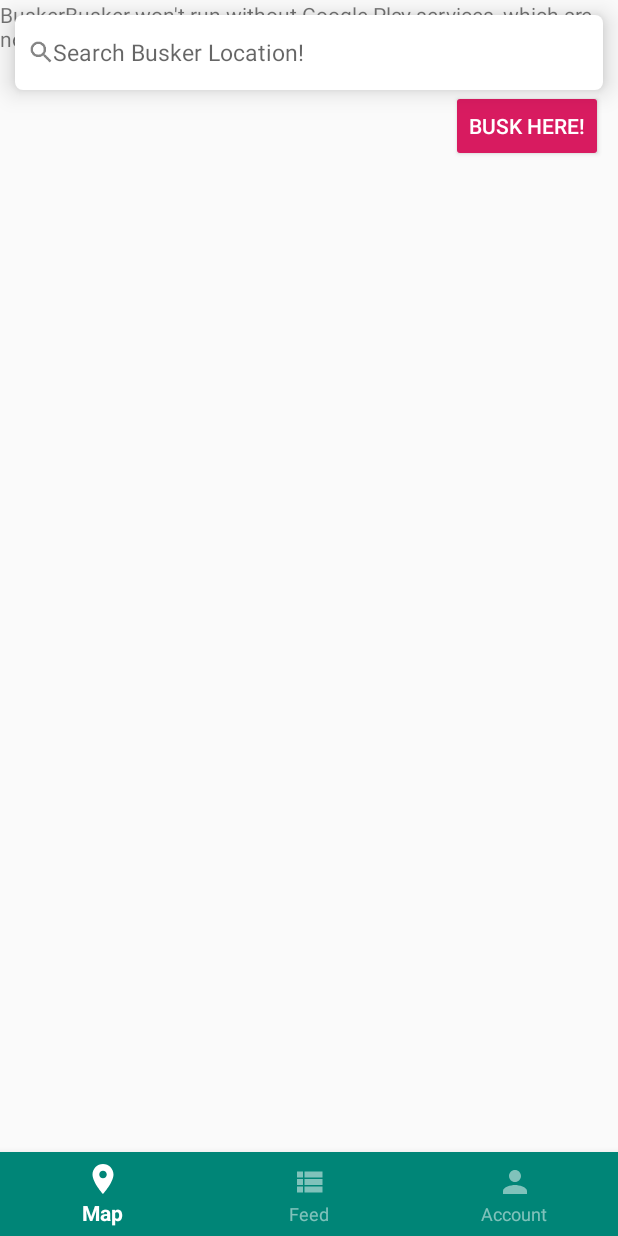
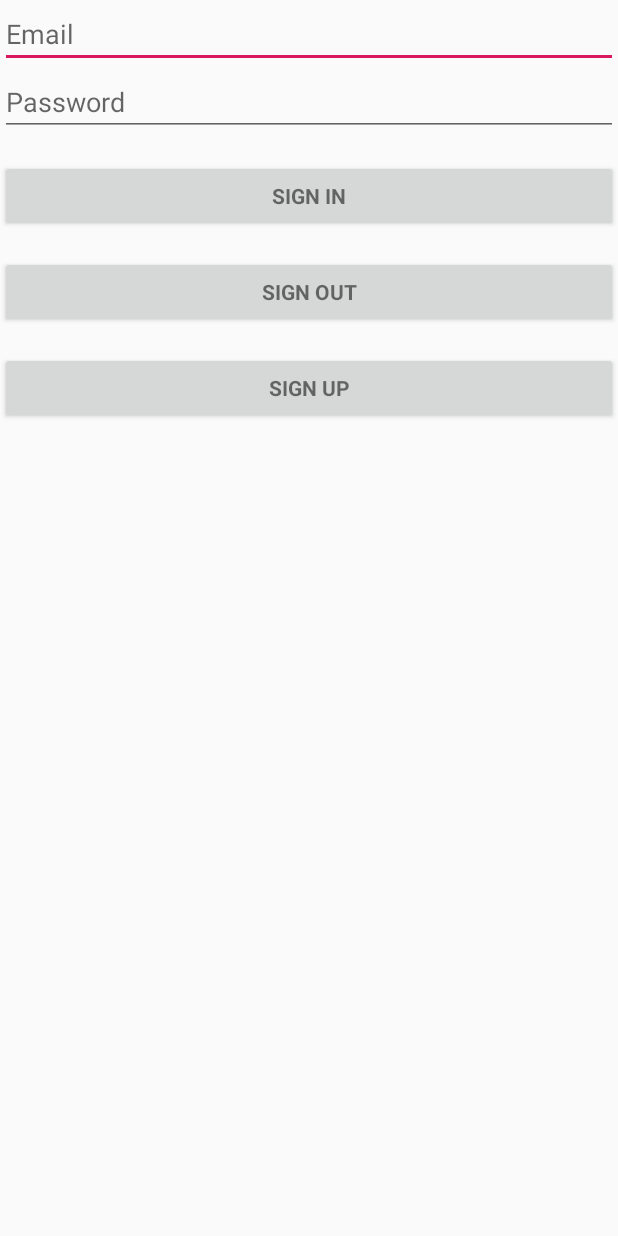
Before and after one commit to lychuang/mobile_team3, an Android app: the screen it shows after launch (MainActivity before the commit, LoginActivity after it), on a phone screen of 412 x 824 dp. Run offline under Robolectric (Android 15) with nearby library versions, the phone set to English and light mode, and no system bars; our stand-ins replace Firebase (no records; nobody signed in at launch, a user with empty details on screens opened directly).

Commit message:
basic authentication, login page, restyle later

```diff
--- a/app/build.gradle
+++ b/app/build.gradle
@@ -35,6 +35,7 @@ dependencies {
     implementation 'com.google.firebase:firebase-core:16.0.1'
     implementation 'com.google.firebase:firebase-database:16.0.4'
     //implementation 'com.google.firebase:firebase-database:16.0.1:15.0.0'
+    implementation 'com.google.firebase:firebase-auth:16.0.5'
 }
 
 apply plugin: 'com.google.gms.google-services'
--- /dev/null
+++ b/app/src/main/java/com/example/lachlanhuang/buskerbusker/LoginActivity.java
@@ -0,0 +1,125 @@
+package com.example.lachlanhuang.buskerbusker;
+
+import android.content.Intent;
+import android.support.annotation.NonNull;
+import android.support.v7.app.AppCompatActivity;
+import android.os.Bundle;
+import android.util.Log;
+import android.view.View;
+import android.widget.Button;
+import android.widget.EditText;
+import android.widget.Toast;
+
+import com.example.lachlanhuang.buskerbusker.database.User;
+import com.google.android.gms.tasks.Task;
+import com.google.firebase.auth.FirebaseAuth;
+import com.google.firebase.auth.FirebaseUser;
+
+import static android.R.id.message;
+
+public class LoginActivity extends AppCompatActivity {
+
+    private static final String TAG = "MainActivity";
+
+    private FirebaseAuth mAuth;
+    private FirebaseAuth.AuthStateListener mAuthListener;
+
+    // UI references.
+    private EditText mEmail, mPassword;
+    private Button btnSignIn,btnSignOut,btnSignUp;
+
+    private User user;
+
+    @Override
+    protected void onCreate(Bundle savedInstanceState) {
+        super.onCreate(savedInstanceState);
+        setContentView(R.layout.activity_login);
+        //declare buttons and edit texts in oncreate
+        mEmail = (EditText) findViewById(R.id.email);
+        mPassword = (EditText) findViewById(R.id.password);
+        btnSignIn = (Button) findViewById(R.id.email_sign_in_button);
+        btnSignOut = (Button) findViewById(R.id.email_sign_out_button);
+        btnSignUp = (Button) findViewById(R.id.add_item_screen);
+
+        mAuth = FirebaseAuth.getInstance();
+
+        user = new User();
+
+        mAuthListener = new FirebaseAuth.AuthStateListener() {
+            @Override
+            public void onAuthStateChanged(@NonNull FirebaseAuth firebaseAuth) {
+                FirebaseUser user = firebaseAuth.getCurrentUser();
+                if (user != null) {
+                    // User is signed in
+                    Log.d(TAG, "onAuthStateChanged:signed_in:" + user.getUid());
+                    toastMessage("Successfully signed in with: " + user.getEmail());
+                } else {
+                    // User is signed out
+                    Log.d(TAG, "onAuthStateChanged:signed_out");
+                    toastMessage("Successfully signed out.");
+                }
+                // ...
+            }
+        };
+
+        btnSignIn.setOnClickListener(new View.OnClickListener() {
+            @Override
+            public void onClick(View view) {
+                String email = mEmail.getText().toString();
+                String pass = mPassword.getText().toString();
+                if(!email.equals("") && !pass.equals("")){
+                    mAuth.signInWithEmailAndPassword(email,pass);
+
+                    Log.d(TAG, "onClick: Switching Activities.");
+
+                    user.setEmail("MOOOOOOO");
+
+                    Intent intent = new Intent(LoginActivity.this, MainActivity.class);
+                    intent.putExtra("USER_CLASS", user);
+                    startActivity(intent);
+
+                }else{
+                    toastMessage("You didn't fill in all the fields.");
+                }
+            }
+        });
+
+        btnSignOut.setOnClickListener(new View.OnClickListener() {
+            @Override
+            public void onClick(View view) {
+                mAuth.signOut();
+                toastMessage("Signing Out...");
+            }
+        });
+
+        btnSignUp.setOnClickListener(new View.OnClickListener() {
+            @Override
+            public void onClick(View view) {
+
+            }
+        });
+    }
+
+    @Override
+    public void onStart() {
+        super.onStart();
+        mAuth.addAuthStateListener(mAuthListener);
+    }
+
+    @Override
+    public void onStop() {
+        super.onStop();
+        if (mAuthListener != null) {
+            mAuth.removeAuthStateListener(mAuthListener);
+        }
+    }
+
+    //add a toast to show when successfully signed in
+    /**
+     * customizable toast
+     * @param message
+     */
+    private void toastMessage(String message){
+        Toast.makeText(this,message,Toast.LENGTH_SHORT).show();
+    }
+}
--- /dev/null
+++ b/app/src/main/java/com/example/lachlanhuang/buskerbusker/database/BuskEvent.java
@@ -0,0 +1,4 @@
+package com.example.lachlanhuang.buskerbusker.database;
+
+public class BuskEvent {
+}
--- /dev/null
+++ b/app/src/main/res/layout/activity_login.xml
@@ -0,0 +1,72 @@
+<LinearLayout xmlns:android="http://schemas.android.com/apk/res/android"
+    xmlns:tools="http://schemas.android.com/tools"
+    android:layout_width="match_parent"
+    android:layout_height="match_parent"
+    android:gravity="center_horizontal"
+    android:orientation="vertical"
+
+    tools:context=".LoginActivity">
+
+    <ScrollView
+        android:id="@+id/login_form"
+        android:layout_width="match_parent"
+        android:layout_height="match_parent">
+
+        <LinearLayout
+            android:id="@+id/email_login_form"
+            android:layout_width="match_parent"
+            android:layout_height="wrap_content"
+            android:orientation="vertical">
+
+
+            <EditText
+                android:id="@+id/email"
+                android:layout_width="match_parent"
+                android:layout_height="wrap_content"
+                android:hint="@string/prompt_email"
+                android:inputType="textEmailAddress"
+                android:maxLines="1" />
+
+
+            <EditText
+                android:id="@+id/password"
+                android:layout_width="match_parent"
+                android:layout_height="wrap_content"
+                android:hint="Password"
+                android:imeActionId="111"
+                android:imeActionLabel="@string/action_sign_in_short"
+                android:imeOptions="actionUnspecified"
+                android:inputType="textPassword"
+                android:maxLines="1" />
+
+            <Button
+                android:id="@+id/email_sign_in_button"
+                style="?android:textAppearanceSmall"
+                android:layout_width="match_parent"
+                android:layout_height="wrap_content"
+                android:layout_marginTop="16dp"
+                android:text="Sign In"
+                android:textStyle="bold" />
+
+            <Button
+                android:id="@+id/email_sign_out_button"
+                style="?android:textAppearanceSmall"
+                android:layout_width="match_parent"
+                android:layout_height="wrap_content"
+                android:layout_marginTop="16dp"
+                android:text="Sign out"
+                android:textStyle="bold" />
+
+            <Button
+                android:id="@+id/add_item_screen"
+                style="?android:textAppearanceSmall"
+                android:layout_width="match_parent"
+                android:layout_height="wrap_content"
+                android:layout_marginTop="16dp"
+                android:baselineAligned="false"
+                android:text="Sign Up"
+                android:textStyle="bold" />
+
+        </LinearLayout>
+    </ScrollView>
+</LinearLayout>
--- /dev/null
+++ b/app/src/main/res/values/dimens.xml
@@ -0,0 +1,5 @@
+<resources>
+    <!-- Default screen margins, per the Android Design guidelines. -->
+    <dimen name="activity_horizontal_margin">16dp</dimen>
+    <dimen name="activity_vertical_margin">16dp</dimen>
+</resources>
```
Also changed, not shown: app/src/main/AndroidManifest.xml (+14 -3 lines), app/src/main/java/com/example/lachlanhuang/buskerbusker/MainActivity.java (+12 -1 lines), app/src/main/java/com/example/lachlanhuang/buskerbusker/MapFragment.java (+21 -0 lines), app/src/main/java/com/example/lachlanhuang/buskerbusker/database/User.java (added, +99 -0 lines), app/src/main/res/values/strings.xml (+13 -0 lines).
